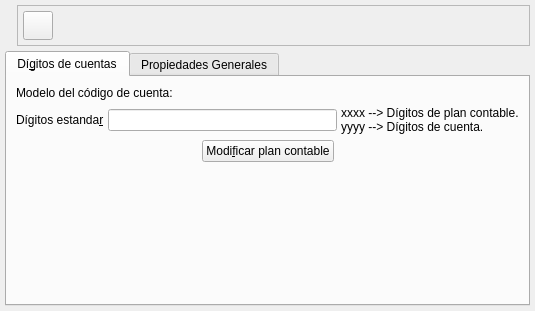
Before: the Qt Designer form bulmages/bulmacont/src/contabilidad/propiedadesempresabase.ui in eboladev/Bulmages-1, drawn with Qt 5.
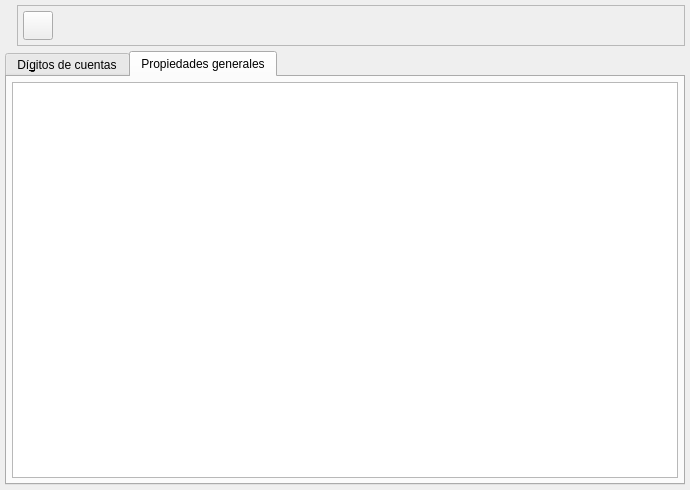
After: the same form once the commit is applied. The open tabs and pages were chosen to show the change. Icons and pictures are not drawn. Custom widgets are drawn as their Qt base class.

Diff of the .ui file:
```diff
--- a/bulmages/bulmacont/src/contabilidad/propiedadesempresabase.ui
+++ b/bulmages/bulmacont/src/contabilidad/propiedadesempresabase.ui
@@ -5,8 +5,8 @@
    <rect>
     <x>0</x>
     <y>0</y>
-    <width>535</width>
-    <height>311</height>
+    <width>690</width>
+    <height>490</height>
    </rect>
   </property>
   <property name="acceptDrops" >
@@ -112,16 +112,16 @@
      <property name="currentIndex" >
       <number>0</number>
      </property>
-     <widget class="QWidget" name="tab2" >
+     <widget class="QWidget" name="tab1" >
       <attribute name="title" >
        <string>Dí&amp;gitos de cuentas</string>
       </attribute>
       <layout class="QVBoxLayout" >
        <property name="margin" >
-        <number>9</number>
+        <number>5</number>
        </property>
        <property name="spacing" >
-        <number>6</number>
+        <number>5</number>
        </property>
        <item>
         <widget class="QLabel" name="TextLabel1" >
@@ -136,7 +136,7 @@
           <number>0</number>
          </property>
          <property name="spacing" >
-          <number>4</number>
+          <number>5</number>
          </property>
          <item>
           <widget class="QLabel" name="TextLabel1_2" >
@@ -171,7 +171,7 @@
           <number>0</number>
          </property>
          <property name="spacing" >
-          <number>6</number>
+          <number>5</number>
          </property>
          <item>
           <spacer>
@@ -226,16 +226,16 @@
        </item>
       </layout>
      </widget>
-     <widget class="QWidget" name="tab" >
+     <widget class="QWidget" name="tab2" >
       <attribute name="title" >
-       <string>Propiedades Generales</string>
+       <string>Propiedades generales</string>
       </attribute>
       <layout class="QVBoxLayout" >
        <property name="margin" >
-        <number>9</number>
+        <number>5</number>
        </property>
        <property name="spacing" >
-        <number>6</number>
+        <number>5</number>
        </property>
        <item>
         <widget class="ListConfiguracionSubForm" name="mui_subform" />
```
